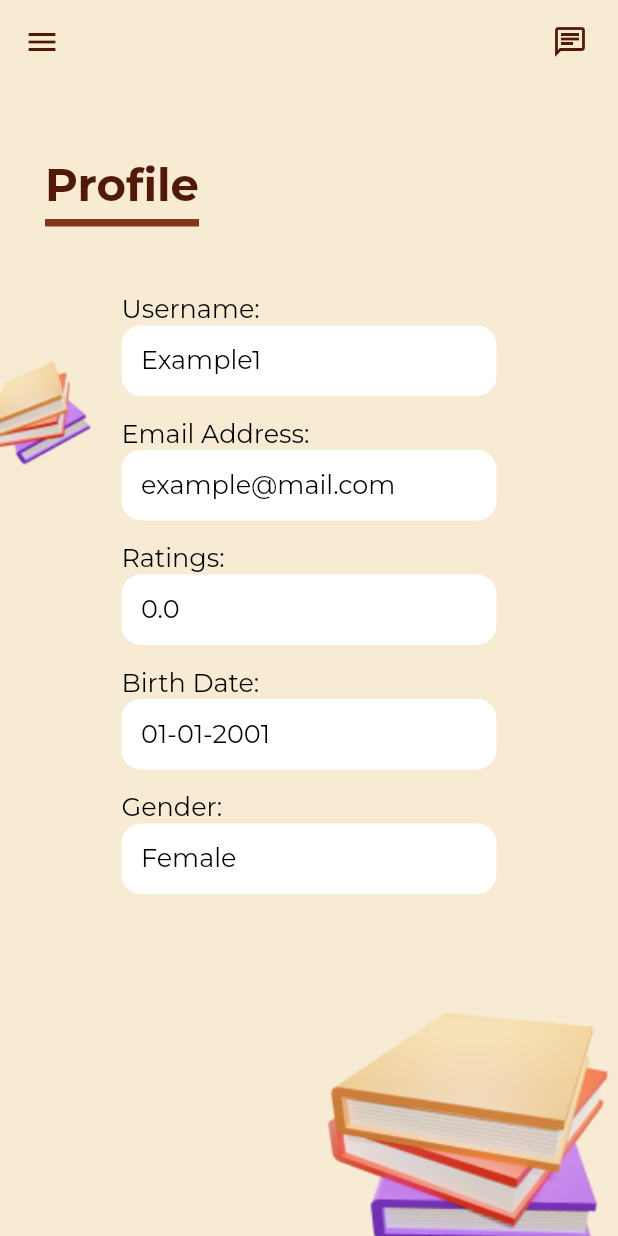
After one commit to AndreaGon/6002CEM_Group6, a Flutter app: the Profile screen opened directly, on a phone screen of 412 x 824 dp. The commit adds this screen. Run offline on Flutter 3.47's test engine with Material 2 defaults, Android fonts, the phone set to English and light mode, and no system bars; our stand-ins replace cloud_firestore, email_validator, firebase_auth, firebase_core, firebase_storage, fluttertoast and 3 more; missing offline and left inert: dart:ffi; accounts and stored records are empty.

Commit message:
added datetime formatting and profile building with dummy data

```diff
--- a/lib/view/home/homepage.dart
+++ b/lib/view/home/homepage.dart
@@ -15,11 +15,11 @@ class HomePage extends StatefulWidget {
 }
 
 class _HomePageState extends State<HomePage> {
-
   final BookCoverRef = FirebaseStorage.instance.ref().child('BookCover');
 
   final AllBooksVM AllBooksViewModel = AllBooksVM();
   final allbookslist = AllBooksVM().getAllBooks();
+
 
   @override
   Widget build(BuildContext context) {
--- a/lib/view/home/side_navi.dart
+++ b/lib/view/home/side_navi.dart
@@ -1,3 +1,4 @@
+import 'package:bookbridge/view/profile/profile.dart';
 import 'package:firebase_auth/firebase_auth.dart';
 import 'package:flutter/material.dart';
 
@@ -6,6 +7,7 @@ import '../books/my_books.dart';
 import '../help_center/help_center.dart';
 import '../login_register/login.dart';
 import 'homepage.dart';
+import '../profile/profile.dart';
 
 class SideNavi extends StatelessWidget {
   SideNavi({super.key});
@@ -51,7 +53,7 @@ class SideNavi extends StatelessWidget {
             style: TextStyle(fontSize: 20, color: Colors.white)),
         onTap: () {
           Navigator.push(
-              context, MaterialPageRoute(builder: (context) => HomePage()));
+              context, MaterialPageRoute(builder: (context) => Profile()));
         },
       ),
       ListTile(
@@ -64,10 +66,7 @@ class SideNavi extends StatelessWidget {
             Navigator.push(
                 context, MaterialPageRoute(builder: (context) => HelpCenter()));
           }),
-      Expanded(
-        child: Align(
-          alignment: FractionalOffset.bottomCenter,
-          child: ListTile(
+      ListTile(
         tileColor: darkbrown,
         leading: const Icon(Icons.logout),
         iconColor: Colors.white,
@@ -76,8 +75,6 @@ class SideNavi extends StatelessWidget {
         onTap: () {
           logout(context);
         },
-          ),
-        ),
       ),
     ]));
   }
--- a/lib/view/login_register/register.dart
+++ b/lib/view/login_register/register.dart
@@ -1,8 +1,10 @@
+//reference for datetime formatting: https://www.flutterbeads.com/format-datetime-in-flutter/
 import 'package:bookbridge/res/colors.dart';
 import 'package:bookbridge/view/home/homepage.dart';
 import 'package:flutter/material.dart';
 import '../help_center/help_center.dart';
 import 'package:email_validator/email_validator.dart';
+import 'package:intl/intl.dart';
 
 import '../../view_model/register_viewmodel.dart';
 
@@ -191,7 +193,8 @@ class _RegisterState extends State<Register> {
                                 initialDate: DateTime.now(),
                                 firstDate: DateTime(2000),
                                 lastDate: DateTime(2050));
-                            _birthdateController.text = date.toString().substring(0, 10);
+                            var dateFormat = DateFormat('dd-MM-yyyy').format(date!);
+                            _birthdateController.text = dateFormat.toString().substring(0, 10);
                             dateText = _birthdateController.text;
                             setState(() {});
                           },
@@ -219,10 +222,10 @@ class _RegisterState extends State<Register> {
                                       DateTime? date = await showDatePicker(
                                           context: context,
                                           initialDate: DateTime.now(),
-                                          firstDate: DateTime(2000),
+                                          firstDate: DateTime(1950),
                                           lastDate: DateTime(2050));
-                                      _birthdateController.text =
-                                          date.toString().substring(0, 10);
+                                      var dateFormat = DateFormat('dd-MM-yyyy').format(date!);
+                                      _birthdateController.text = dateFormat.toString().substring(0, 10);
                                       dateText = _birthdateController.text;
                                       setState(() {});
                                     },
--- /dev/null
+++ b/lib/view/profile/profile.dart
@@ -0,0 +1,241 @@
+import 'package:bookbridge/res/colors.dart';
+import 'package:flutter/material.dart';
+import 'package:bookbridge/view/home/side_navi.dart';
+import 'package:bookbridge/view/inbox/inbox.dart';
+
+class Profile extends StatefulWidget {
+  const Profile({Key? key}) : super(key: key);
+
+  @override
+  State<Profile> createState() => _ProfileState();
+}
+
+class _ProfileState extends State<Profile> {
+  String username = "Example1";
+  String email = "example@mail.com";
+  String ratings = "0.0";
+  String birthdate = "01-01-2001";
+  String gender = "Female";
+
+  @override
+  Widget build(BuildContext context) {
+    return Container(
+      constraints: const BoxConstraints.expand(),
+      decoration: const BoxDecoration(
+        image: DecorationImage(
+            image: AssetImage("assets/background_5.png"), fit: BoxFit.cover),
+      ),
+      child: Scaffold(
+        backgroundColor: Colors.transparent,
+        appBar: AppBar(
+            title: null,
+            backgroundColor: white,
+            elevation: 0,
+            iconTheme: const IconThemeData(color: darkbrown),
+            actions: <Widget>[
+              Padding(
+                  padding: const EdgeInsets.only(right: 20.0),
+                  child: GestureDetector(
+                    onTap: () {
+                      Navigator.push(context,
+                          MaterialPageRoute(builder: (context) => Inbox()));
+                    },
+                    child: const Icon(
+                      Icons.chat_outlined,
+                    ),
+                  )),
+            ]),
+        //list tile of side menu
+        drawer: SideNavi(),
+        body: Container(
+          margin: const EdgeInsets.all(15.0),
+          child: Column(
+            children: [
+              Align(
+                alignment: Alignment.centerLeft,
+                child: Container(
+                  margin: const EdgeInsets.all(15.0),
+                  decoration: const BoxDecoration(
+                      border: Border(
+                        bottom: BorderSide(width: 5, color: chocolate),
+                      )),
+                  child: const Text("Profile",
+                      style: TextStyle(
+                          height: 2,
+                          fontSize: 30,
+                          color: darkbrown,
+                          fontWeight: FontWeight.bold)),
+                ),
+              ),
+              SizedBox(
+                width: 250,
+                child: Column(
+                  crossAxisAlignment: CrossAxisAlignment.center,
+                  children: [
+                    const SizedBox( //spacing
+                      height: 30,
+                    ),
+                    Align(
+                      alignment: Alignment.centerLeft,
+                      child: const Text(
+                        "Username: ",
+                        style: TextStyle(
+                          fontSize: 17,
+                          color: Colors.black,
+                        ),
+                      ),
+                    ),
+                    SizedBox(
+                      width: 250,
+                      child: Container(
+                        padding: const EdgeInsets.all(13.0),
+                        decoration: BoxDecoration(
+                          color: Colors.white,
+                          borderRadius: BorderRadius.circular(13),
+                        ),
+                        child: Text(
+                          username,
+                          style: TextStyle(
+                            color: Colors.black,
+                            fontSize: 17,
+                          ),
+                        ),
+                      ),
+                    ), //text box for username
+                    const SizedBox(
+                      //spacing
+                      height: 15,
+                    ),
+                    Align(
+                      alignment: Alignment.centerLeft,
+                      child: const Text(
+                        "Email Address: ",
+                        style: TextStyle(
+                          fontSize: 17,
+                          color: Colors.black,
+                        ),
+                      ),
+                    ),
+                    SizedBox(
+                      width: 300,
+                      child: Container(
+                        padding: const EdgeInsets.all(13.0),
+                        decoration: BoxDecoration(
+                          color: Colors.white,
+                          borderRadius: BorderRadius.circular(13),
+                        ),
+                        child: Text(
+                          email,
+                          style: TextStyle(
+                            color: Colors.black,
+                            fontSize: 17,
+                          ),
+                        ),
+                      ),
+                    ),//text box for email
+                    const SizedBox(
+                      height: 15,
+                    ),
+                    Align(
+                      alignment: Alignment.centerLeft,
+                      child: const Text(
+                        "Ratings: ",
+                        style: TextStyle(
+                          fontSize: 17,
+                          color: Colors.black,
+                        ),
+                      ),
+                    ),
+                    SizedBox(
+                      width: 300,
+                      child: Container(
+                        padding: const EdgeInsets.all(13.0),
+                        decoration: BoxDecoration(
+                          color: Colors.white,
+                          borderRadius: BorderRadius.circular(13),
+                        ),
+                        child: Text(
+                          ratings,
+                          style: TextStyle(
+                            color: Colors.black,
+                            fontSize: 17,
+                          ),
+                        ),
+                      ),
+                    ), //text box for ratings
+                    const SizedBox(
+                      //spacing
+                      height: 15,
+                    ),
+                    Align(
+                      alignment: Alignment.centerLeft,
+                      child: const Text(
+                        "Birth Date: ",
+                        style: TextStyle(
+                          fontSize: 17,
+                          color: Colors.black,
+                        ),
+                      ),
+                    ),
+                    SizedBox(
+                      width: 300,
+                      child: Container(
+                        padding: const EdgeInsets.all(13.0),
+                        decoration: BoxDecoration(
+                          color: Colors.white,
+                          borderRadius: BorderRadius.circular(13),
+                        ),
+                        child: Text(
+                          birthdate,
+                          style: TextStyle(
+                            color: Colors.black,
+                            fontSize: 17,
+                          ),
+                        ),
+                      ),
+                    ), //text field for birthdate
+                    const SizedBox(
+                      //spacing
+                      height: 15,
+                    ),
+                    Align(
+                      alignment: Alignment.centerLeft,
+                      child: const Text(
+                        "Gender: ",
+                        style: TextStyle(
+                          fontSize: 17,
+                          color: Colors.black,
+                        ),
+                      ),
+                    ),
+                    SizedBox(
+                      width: 300,
+                      child: Container(
+                        padding: const EdgeInsets.all(13.0),
+                        decoration: BoxDecoration(
+                          color: Colors.white,
+                          borderRadius: BorderRadius.circular(13),
+                        ),
+                        child: Text(
+                          gender,
+                          style: TextStyle(
+                            color: Colors.black,
+                            fontSize: 17,
+                          ),
+                        ),
+                      ),
+                    ), //text box for gender
+                    const SizedBox(
+                      //spacing
+                      height: 15,
+                    ), //need help and sign in if got acc
+                  ],
+                ),
+              ),
+            ],
+          ),
+        ),
+      ),
+    );
+  }
+}
--- a/pubspec.yaml
+++ b/pubspec.yaml
@@ -43,6 +43,7 @@ dependencies:
   firebase_storage: ^11.2.1
   path: ^1.8.0
   image_picker: ^0.8.4
+  intl: ^0.18.1
 
 dev_dependencies:
   flutter_test:
```
Also changed, not shown: lib/view/inbox/widgets/rating.dart (added), lib/view_model/rating.dart (added), pubspec.lock. Lines whose indentation alone changed are shown as unchanged.
